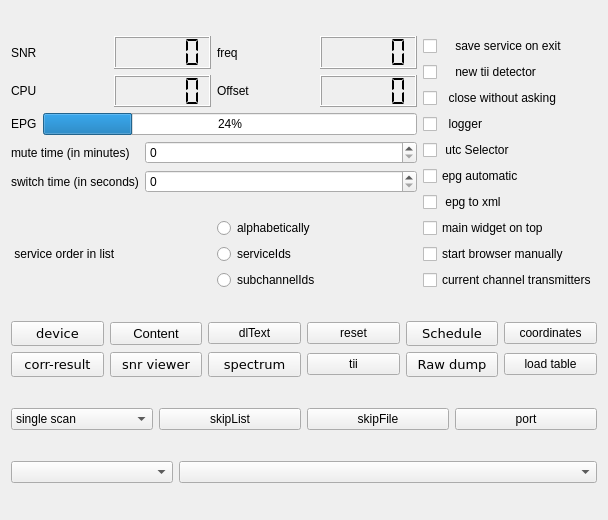
JvanKatwijk/qt-dab, file qt-dab-s5/forms-v5/config-helper.ui: the form before one commit.
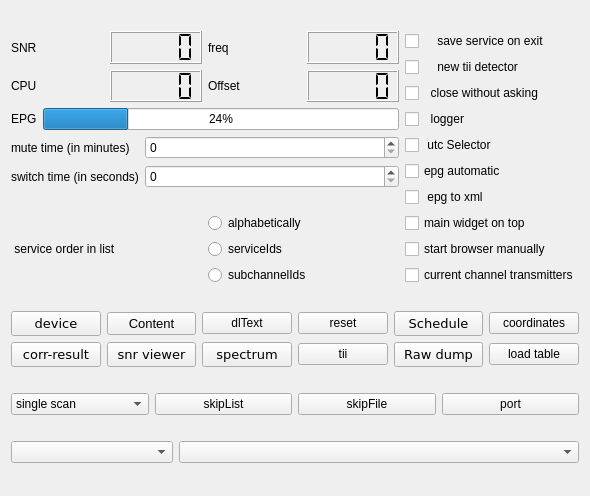
The form after the commit. Custom widgets are drawn as their Qt base class.

```diff
--- a/qt-dab-s5/forms-v5/config-helper.ui
+++ b/qt-dab-s5/forms-v5/config-helper.ui
@@ -6,8 +6,8 @@
    <rect>
     <x>0</x>
     <y>0</y>
-    <width>608</width>
-    <height>520</height>
+    <width>590</width>
+    <height>496</height>
    </rect>
   </property>
   <property name="windowTitle">
```
Left out of the diff: 3 changed lines with no effect on the pictures.
